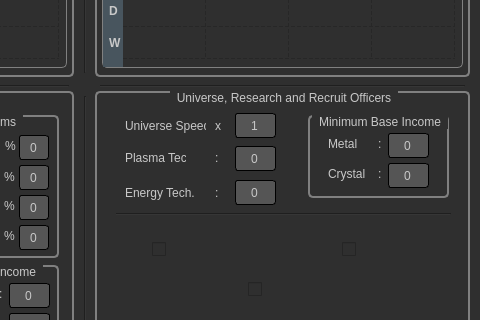
This is template/main.ui in niyazialpay/OGameMineProductionCalculator as Qt 5 draws it before an edit; both pictures show x 503 to 983 and y 82 to 402 of the 983 by 483 pixel window. The edited form follows.
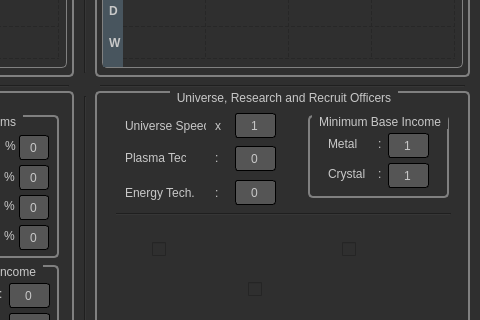
This is the edited form. Icons and pictures are not drawn.

Commit message: Fixed division by zero problem of minimum base income

Diff of the .ui file:
```diff
--- a/template/main.ui
+++ b/template/main.ui
@@ -1636,7 +1636,7 @@
        </rect>
       </property>
       <property name="text">
-       <string>0</string>
+       <string>1</string>
       </property>
       <property name="alignment">
        <set>Qt::AlignCenter</set>
@@ -1652,7 +1652,7 @@
        </rect>
       </property>
       <property name="text">
-       <string>0</string>
+       <string>1</string>
       </property>
       <property name="alignment">
        <set>Qt::AlignCenter</set>
```
The commit also changes 2 other files.
